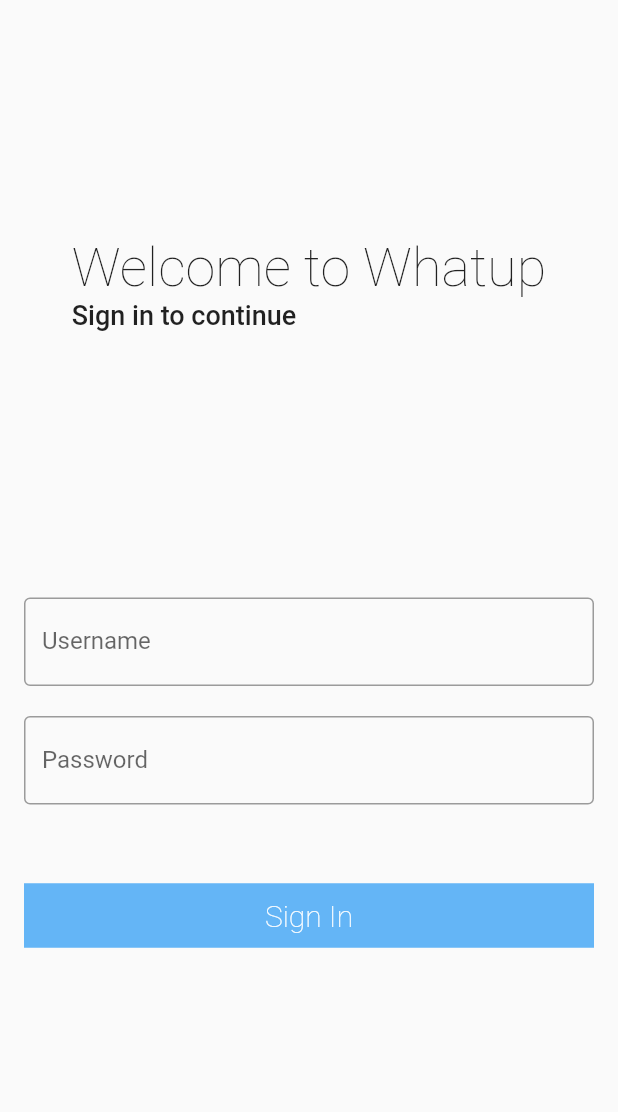
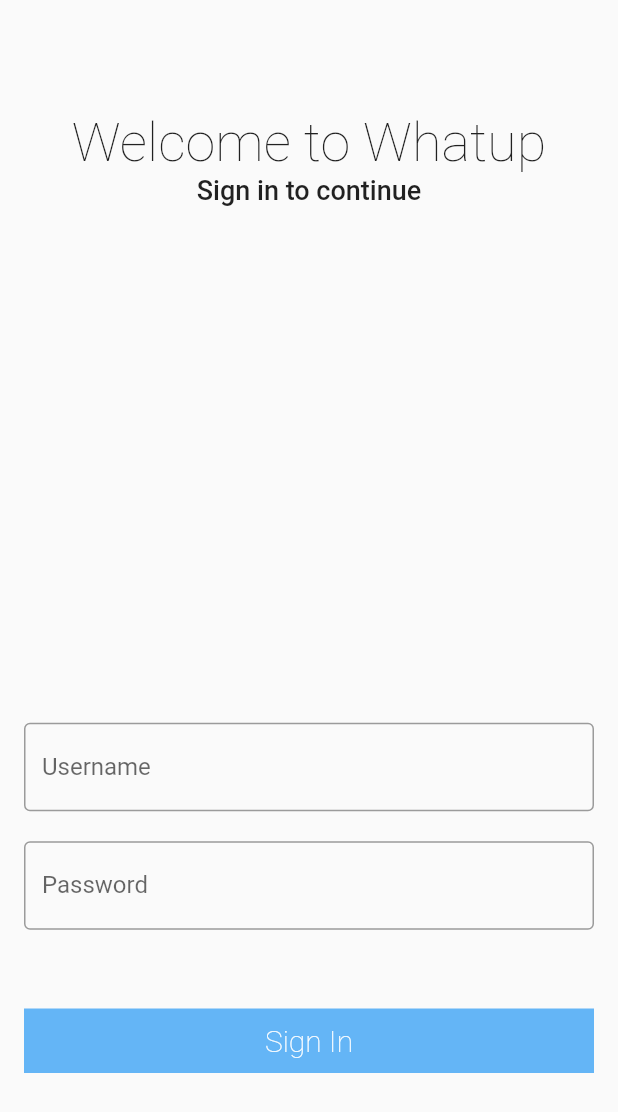
Before and after one commit to FleeToday/whatup, a Flutter app: the screen it shows after launch, on a phone screen of 412 x 824 dp. Shown: the top 1112 px of the screen. Run offline on Flutter 3.47's test engine with Material 2 defaults, Android fonts, the phone set to English and light mode, and no system bars; our stand-ins replace bloc, cloud_firestore, equatable, firebase_auth, flutter_bloc, flutter_swiper and 2 more; missing offline and left inert: flutter_google_places, google_maps_webservice; accounts and stored records are empty.

Commit message:
add page view

```diff
--- a/lib/resources/Repository.dart
+++ b/lib/resources/Repository.dart
@@ -17,6 +17,7 @@
 
   Future<LatLng> getCurrentLocation() async {
     var _location = Location();
+    var isLocationPermitted = await _location.requestPermission();
     var _currentLocation = await _location.getLocation();
     return LatLng(_currentLocation.latitude, _currentLocation.longitude);
   }
--- /dev/null
+++ b/lib/screens/LoginScreen/LoginFormWidget.dart
@@ -0,0 +1,105 @@
+import 'package:flutter/material.dart';
+import 'package:whatup/screens/LoginScreen/LoginLoadingViewWidget.dart';
+import 'package:whatup/screens/LoginScreen/bloc/login_state.dart';
+
+class LoginFormWidget extends StatelessWidget {
+  const LoginFormWidget({
+    @required TextEditingController emailController,
+    @required TextEditingController passwordController,
+    @required Function onSignInButtonPress,
+    @required LoginState state,
+    @required String errMsg,
+  })  : _emailController = emailController,
+        _passwordController = passwordController,
+        _onSignInButtonPress = onSignInButtonPress,
+        _state = state,
+        _errMsg = errMsg,
+        super();
+
+  final TextEditingController _emailController;
+  final TextEditingController _passwordController;
+  final Function _onSignInButtonPress;
+  final LoginState _state;
+  final String _errMsg;
+
+  @override
+  Widget build(BuildContext context) {
+    return Material(
+      child: Container(
+        padding: EdgeInsets.symmetric(vertical: 12, horizontal: 16),
+        child: Column(
+          mainAxisAlignment: MainAxisAlignment.spaceEvenly,
+          children: <Widget>[
+            Container(
+              child: (_state is LoginLoading)
+                  ? LoginLoadingView()
+                  : Column(
+                      crossAxisAlignment: CrossAxisAlignment.start,
+                      mainAxisAlignment: MainAxisAlignment.center,
+                      children: <Widget>[
+                        TextFormField(
+                            controller: _emailController,
+                            decoration: InputDecoration(
+                              border: OutlineInputBorder(),
+                              labelText: 'Username',
+                            ),
+                            autovalidate: true,
+                            validator: (String value) {
+                              return _state.isEmailValid
+                                  ? null
+                                  : "Invalid Email";
+                            }),
+                        Container(
+                          height: 20,
+                        ),
+                        TextFormField(
+                          controller: _passwordController,
+                          obscureText: true,
+                          autovalidate: true,
+                          decoration: InputDecoration(
+                            border: OutlineInputBorder(),
+                            labelText: 'Password',
+                          ),
+                          validator: (String value) {
+                            return _state.isPasswordValid
+                                ? null
+                                : "Invalid Password";
+                          },
+                        ),
+                        Container(
+                          height: 50,
+                          child: Center(
+                            child: Text(
+                              _errMsg,
+                            ),
+                          ),
+                        ),
+                        FlatButton(
+                          onPressed: _onSignInButtonPress,
+                          textColor: Colors.white,
+                          padding: const EdgeInsets.all(0.0),
+                          color: Colors.transparent,
+                          child: AnimatedContainer(
+                            color: _state.isEmailValid &&
+                                    _state.isPasswordValid &&
+                                    _emailController.text.isNotEmpty &&
+                                    _passwordController.text.isNotEmpty
+                                ? Colors.blue[800]
+                                : Colors.blue[300],
+                            duration: Duration(milliseconds: 500),
+                            padding: const EdgeInsets.all(10.0),
+                            child: const Text('Sign In',
+                                style: TextStyle(
+                                    fontSize: 20, fontWeight: FontWeight.w200)),
+                            alignment: Alignment.center,
+                          ),
+                        ),
+                      ],
+                    ),
+            )
+          ],
+        ),
+      ),
+    );
+  }
+}
--- /dev/null
+++ b/lib/screens/LoginScreen/LoginLoadingViewWidget.dart
@@ -0,0 +1,19 @@
+import 'package:flutter/material.dart';
+
+class LoginLoadingView extends StatelessWidget {
+  @override
+  Widget build(BuildContext context) {
+    return Center(
+        child: Column(
+      mainAxisAlignment: MainAxisAlignment.center,
+      crossAxisAlignment: CrossAxisAlignment.center,
+      children: <Widget>[
+        CircularProgressIndicator(),
+        Container(
+          child: Text('Loading'),
+          margin: EdgeInsets.all(16),
+        )
+      ],
+    ));
+  }
+}
--- a/lib/screens/LoginScreen/LoginScreen.dart
+++ b/lib/screens/LoginScreen/LoginScreen.dart
@@ -3,6 +3,8 @@
 import 'package:flutter_bloc/flutter_bloc.dart';
 import 'package:whatup/resources/Repository.dart';
 import 'package:whatup/screens/HomeScreen/HomeScreen.dart';
+import 'package:whatup/screens/LoginScreen/LoginFormWidget.dart';
+import 'package:whatup/screens/LoginScreen/RegisterFormWidget.dart';
 import 'package:whatup/screens/LoginScreen/bloc/login_bloc.dart';
 import 'package:whatup/screens/LoginScreen/bloc/login_event.dart';
 import 'package:whatup/screens/LoginScreen/bloc/login_state.dart';
@@ -60,17 +62,58 @@
         Route route = MaterialPageRoute(builder: (context) => HomeScreen());
         Navigator.pushReplacement(context, route);
       }
-    }, child: BlocBuilder<LoginBloc, LoginState>(
-      builder: (context, state) {
-        return LoginForm(
+    }, child: BlocBuilder<LoginBloc, LoginState>(builder: (context, state) {
+      return Scaffold(
+          body: SafeArea(
+        child: Column(
+          crossAxisAlignment: CrossAxisAlignment.center,
+          mainAxisAlignment: MainAxisAlignment.spaceAround,
+          children: <Widget>[
+            Column(
+              mainAxisAlignment: MainAxisAlignment.spaceEvenly,
+              crossAxisAlignment: CrossAxisAlignment.center,
+              children: <Widget>[
+                Text(
+                  'Welcome to Whatup',
+                  style: TextStyle(
+                    fontWeight: FontWeight.w200,
+                    fontSize: 36,
+                    color: Colors.black87,
+                  ),
+                ),
+                Text(
+                  'Sign in to continue',
+                  style: TextStyle(
+                    fontWeight: FontWeight.w500,
+                    fontSize: 18,
+                    color: Colors.black87,
+                  ),
+                ),
+              ],
+            ),
+            ButtonBar(
+              alignment: MainAxisAlignment.center,
+              children: <Widget>[],
+            ),
+            SizedBox(
+              height: 300,
+              child: PageView(
+                children: <Widget>[
+                  LoginFormWidget(
                     emailController: _emailController,
                     passwordController: _passwordController,
                     state: state,
                     onSignInButtonPress: _onSignInButtonPress,
                     errMsg: _errMsg,
-        );
-      },
+                  ),
+                  RegisterFormWidget()
+                ],
+              ),
+            )
+          ],
+        ),
       ));
+    }));
   }
 
   @override
@@ -117,128 +160,3 @@
     ));
   }
 }
-
-class LoginForm extends StatelessWidget {
-  const LoginForm({
-    @required TextEditingController emailController,
-    @required TextEditingController passwordController,
-    @required Function onSignInButtonPress,
-    @required LoginState state,
-    @required String errMsg,
-  })  : _emailController = emailController,
-        _passwordController = passwordController,
-        _onSignInButtonPress = onSignInButtonPress,
-        _state = state,
-        _errMsg = errMsg,
-        super();
-
-  final TextEditingController _emailController;
-  final TextEditingController _passwordController;
-  final Function _onSignInButtonPress;
-  final LoginState _state;
-  final String _errMsg;
-
-  @override
-  Widget build(BuildContext context) {
-    return Scaffold(
-      body: Container(
-        padding: EdgeInsets.symmetric(vertical: 12, horizontal: 16),
-        child: Column(
-          mainAxisAlignment: MainAxisAlignment.spaceEvenly,
-          children: <Widget>[
-            Column(
-              crossAxisAlignment: CrossAxisAlignment.start,
-              mainAxisAlignment: MainAxisAlignment.spaceAround,
-              children: <Widget>[
-                Text(
-                  'Welcome to Whatup',
-                  style: TextStyle(
-                    fontWeight: FontWeight.w200,
-                    fontSize: 36,
-                    color: Colors.black87,
-                  ),
-                ),
-                Text(
-                  'Sign in to continue',
-                  style: TextStyle(
-                    fontWeight: FontWeight.w500,
-                    fontSize: 18,
-                    color: Colors.black87,
-                  ),
-                )
-              ],
-            ),
-            Container(
-              height: 300,
-              child: (_state is LoginLoading)
-                  ? LoginLoadingView()
-                  : Column(
-                      crossAxisAlignment: CrossAxisAlignment.start,
-                      mainAxisAlignment: MainAxisAlignment.center,
-                      children: <Widget>[
-                        TextFormField(
-                            controller: _emailController,
-                            decoration: InputDecoration(
-                              border: OutlineInputBorder(),
-                              labelText: 'Username',
-                            ),
-                            autovalidate: true,
-                            validator: (String value) {
-                              return _state.isEmailValid
-                                  ? null
-                                  : "Invalid Email";
-                            }),
-                        Container(
-                          height: 20,
-                        ),
-                        TextFormField(
-                          controller: _passwordController,
-                          obscureText: true,
-                          autovalidate: true,
-                          decoration: InputDecoration(
-                            border: OutlineInputBorder(),
-                            labelText: 'Password',
-                          ),
-                          validator: (String value) {
-                            return _state.isPasswordValid
-                                ? null
-                                : "Invalid Password";
-                          },
-                        ),
-                        Container(
-                          height: 50,
-                          child: Center(
-                            child: Text(
-                              _errMsg,
-                            ),
-                          ),
-                        ),
-                        FlatButton(
-                          onPressed: _onSignInButtonPress,
-                          textColor: Colors.white,
-                          padding: const EdgeInsets.all(0.0),
-                          color: Colors.transparent,
-                          child: AnimatedContainer(
-                            color: _state.isEmailValid &&
-                                    _state.isPasswordValid &&
-                                    _emailController.text.isNotEmpty &&
-                                    _passwordController.text.isNotEmpty
-                                ? Colors.blue[800]
-                                : Colors.blue[300],
-                            duration: Duration(milliseconds: 500),
-                            padding: const EdgeInsets.all(10.0),
-                            child: const Text('Sign In',
-                                style: TextStyle(
-                                    fontSize: 20, fontWeight: FontWeight.w200)),
-                            alignment: Alignment.center,
-                          ),
-                        ),
-                      ],
-                    ),
-            )
-          ],
-        ),
-      ),
-    );
-  }
-}
--- /dev/null
+++ b/lib/screens/LoginScreen/RegisterFormWidget.dart
@@ -0,0 +1,10 @@
+import 'package:flutter/material.dart';
+
+class RegisterFormWidget extends StatelessWidget {
+  @override
+  Widget build(BuildContext context) {
+    return Container(
+      color: Colors.pink,
+    );
+  }
+}
```
Lines whose indentation alone changed are shown as unchanged.
